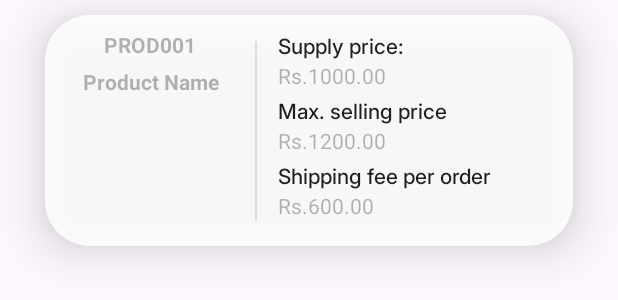
After one commit to Chiranaka/Shop_Link_New, an Android app: the layout sup_single_myproduct_card.xml on its own in the app's theme, with its tools: preview values and no code run, on a phone screen of 412 x 824 dp. The commit adds this screen. Shown: the top 300 px of the screen. Run offline under Robolectric (Android 15) with nearby library versions, the phone set to English and light mode, and no system bars.

```diff
--- a/app/src/main/java/com/example/shoplink/ShopFooter.java
+++ b/app/src/main/java/com/example/shoplink/ShopFooter.java
@@ -1,5 +1,6 @@
 package com.example.shoplink;
 
+import android.annotation.SuppressLint;
 import android.os.Bundle;
 
 import androidx.activity.EdgeToEdge;
@@ -10,6 +11,7 @@ import androidx.core.view.WindowInsetsCompat;
 
 public class ShopFooter extends AppCompatActivity {
 
+    @SuppressLint("MissingInflatedId")
     @Override
     protected void onCreate(Bundle savedInstanceState) {
         super.onCreate(savedInstanceState);
--- a/app/src/main/java/com/example/shoplink/ShopHeader.java
+++ b/app/src/main/java/com/example/shoplink/ShopHeader.java
@@ -1,5 +1,6 @@
 package com.example.shoplink;
 
+import android.annotation.SuppressLint;
 import android.os.Bundle;
 
 import androidx.activity.EdgeToEdge;
@@ -10,6 +11,7 @@ import androidx.core.view.WindowInsetsCompat;
 
 public class ShopHeader extends AppCompatActivity {
 
+    @SuppressLint("MissingInflatedId")
     @Override
     protected void onCreate(Bundle savedInstanceState) {
         super.onCreate(savedInstanceState);
--- /dev/null
+++ b/app/src/main/res/drawable/qrscan.xml
@@ -0,0 +1,5 @@
+<vector xmlns:android="http://schemas.android.com/apk/res/android" android:height="40dp" android:viewportHeight="24" android:viewportWidth="24" android:width="40dp">
+
+    <path android:fillColor="#6D6D6D" android:pathData="m24,11.5c0,0.829 -0.671,1.5 -1.5,1.5L1.5,13c-0.829,0 -1.5,-0.671 -1.5,-1.5s0.671,-1.5 1.5,-1.5h21c0.829,0 1.5,0.671 1.5,1.5ZM1.5,8c0.829,0 1.5,-0.671 1.5,-1.5v-1c0,-1.378 1.122,-2.5 2.5,-2.5h1c0.829,0 1.5,-0.671 1.5,-1.5s-0.671,-1.5 -1.5,-1.5h-1C2.467,0 0,2.467 0,5.5v1c0,0.829 0.671,1.5 1.5,1.5ZM6.5,21h-1c-1.378,0 -2.5,-1.122 -2.5,-2.5v-1c0,-0.829 -0.671,-1.5 -1.5,-1.5s-1.5,0.671 -1.5,1.5v1c0,3.033 2.467,5.5 5.5,5.5h1c0.829,0 1.5,-0.671 1.5,-1.5s-0.671,-1.5 -1.5,-1.5ZM22.5,16c-0.829,0 -1.5,0.671 -1.5,1.5v1c0,1.378 -1.122,2.5 -2.5,2.5h-1c-0.829,0 -1.5,0.671 -1.5,1.5s0.671,1.5 1.5,1.5h1c3.033,0 5.5,-2.467 5.5,-5.5v-1c0,-0.829 -0.671,-1.5 -1.5,-1.5ZM18.5,0h-1c-0.829,0 -1.5,0.671 -1.5,1.5s0.671,1.5 1.5,1.5h1c1.378,0 2.5,1.122 2.5,2.5v1c0,0.829 0.671,1.5 1.5,1.5s1.5,-0.671 1.5,-1.5v-1c0,-3.033 -2.467,-5.5 -5.5,-5.5Z"/>
+
+</vector>
--- /dev/null
+++ b/app/src/main/res/layout/sup_single_myproduct_card.xml
@@ -0,0 +1,158 @@
+<?xml version="1.0" encoding="utf-8"?>
+<androidx.constraintlayout.widget.ConstraintLayout
+    xmlns:android="http://schemas.android.com/apk/res/android"
+    xmlns:app="http://schemas.android.com/apk/res-auto"
+    android:layout_width="match_parent"
+    android:layout_height="match_parent">
+
+    <androidx.cardview.widget.CardView
+        android:layout_width="match_parent"
+        android:layout_height="wrap_content"
+        android:layout_marginLeft="30dp"
+        android:layout_marginRight="30dp"
+        android:layout_marginTop="10dp"
+        android:background="@drawable/custom_edittext"
+        app:cardCornerRadius="30dp"
+        app:cardElevation="20dp"
+        android:alpha="0.85"
+        app:layout_constraintTop_toTopOf="parent">
+
+        <androidx.constraintlayout.widget.ConstraintLayout
+            android:layout_width="match_parent"
+            android:layout_height="wrap_content"
+            android:background="@color/white">
+
+            <TextView
+                android:id="@+id/txtProductId"
+                android:layout_width="120dp"
+                android:layout_height="wrap_content"
+                android:layout_marginStart="10dp"
+                android:layout_marginTop="10dp"
+                android:hint="PROD001"
+                android:textAlignment="center"
+                android:textColor="@color/DarkBlue"
+                android:inputType="textMultiLine"
+                android:textSize="14dp"
+                android:textStyle="bold"
+                app:layout_constraintStart_toStartOf="parent"
+                app:layout_constraintTop_toTopOf="parent" />
+
+            <TextView
+                android:id="@+id/txtProductName"
+                android:layout_width="120dp"
+                android:layout_height="wrap_content"
+                android:layout_marginStart="10dp"
+                android:layout_marginTop="5dp"
+                android:hint="Product Name"
+                android:textAlignment="center"
+                android:textColor="@color/DarkBlue"
+                android:inputType="textMultiLine"
+                android:textSize="14dp"
+                android:textStyle="bold"
+                app:layout_constraintStart_toStartOf="parent"
+                app:layout_constraintTop_toBottomOf="@id/txtProductId" />
+
+            <ImageView
+                android:id="@+id/imgViewItem"
+                android:layout_width="120dp"
+                android:layout_height="80dp"
+                android:layout_marginStart="10dp"
+                android:layout_marginTop="10dp"
+                android:layout_marginBottom="10dp"
+                app:layout_constraintStart_toStartOf="parent"
+                app:layout_constraintTop_toBottomOf="@id/txtProductName"
+                app:layout_constraintBottom_toBottomOf="parent"/>
+
+            <View
+                android:id="@+id/divider"
+                android:layout_width="1dp"
+                android:layout_height="120dp"
+                android:layout_marginStart="10dp"
+                android:background="?android:attr/listDivider"
+                app:layout_constraintStart_toEndOf="@+id/imgViewItem"
+                app:layout_constraintTop_toTopOf="parent"
+                app:layout_constraintBottom_toBottomOf="parent"/>
+
+            <TextView
+                android:id="@+id/textView1"
+                android:layout_width="wrap_content"
+                android:layout_height="wrap_content"
+                android:layout_marginStart="15dp"
+                android:fontFamily="@font/inter_24pt_medium"
+                android:layout_marginTop="10dp"
+                android:text="Supply price:"
+                android:textColor="@color/black"
+                android:textSize="14sp"
+                app:layout_constraintStart_toStartOf="@id/divider"
+                app:layout_constraintTop_toTopOf="parent"/>
+
+            <TextView
+                android:id="@+id/txtSupplyPrice"
+                android:layout_width="100dp"
+                android:layout_height="wrap_content"
+                android:layout_marginStart="15dp"
+                android:hint="Rs.1000.00"
+                android:textColor="@color/black"
+                android:textSize="14sp"
+                app:layout_constraintStart_toStartOf="@id/divider"
+                app:layout_constraintTop_toBottomOf="@id/textView1"/>
+
+            <TextView
+                android:id="@+id/textView6"
+                android:layout_width="wrap_content"
+                android:layout_height="wrap_content"
+                android:layout_marginStart="15dp"
+                android:layout_marginTop="3dp"
+                android:fontFamily="@font/inter_24pt_medium"
+                android:text="Max. selling price"
+                android:textColor="@color/black"
+                android:textSize="14sp"
+                app:layout_constraintStart_toStartOf="@id/divider"
+                app:layout_constraintTop_toBottomOf="@id/txtSupplyPrice"/>
+
+            <TextView
+                android:id="@+id/txtMaxSellPrice"
+                android:layout_width="100dp"
+                android:layout_height="wrap_content"
+                android:layout_marginStart="15dp"
+                android:hint="Rs.1200.00"
+                android:textColor="@color/black"
+                android:textSize="14sp"
+                app:layout_constraintStart_toStartOf="@id/divider"
+                app:layout_constraintTop_toBottomOf="@id/textView6"/>
+
+            <TextView
+                android:id="@+id/textView7"
+                android:layout_width="wrap_content"
+                android:layout_height="wrap_content"
+                android:layout_marginStart="15dp"
+                android:layout_marginTop="3dp"
+                android:fontFamily="@font/inter_24pt_medium"
+                android:text="Shipping fee per order"
+                android:textColor="@color/black"
+                android:textSize="14sp"
+                app:layout_constraintStart_toStartOf="@id/divider"
+                app:layout_constraintTop_toBottomOf="@id/txtMaxSellPrice"/>
+
+            <TextView
+                android:id="@+id/txtShipFeePerOrder"
+                android:layout_width="100dp"
+                android:layout_height="wrap_content"
+                android:layout_marginStart="15dp"
+                android:hint="Rs.600.00"
+                android:textColor="@color/black"
+                android:textSize="14sp"
+                app:layout_constraintStart_toStartOf="@id/divider"
+                app:layout_constraintTop_toBottomOf="@id/textView7"/>
+
+
+
+
+        </androidx.constraintlayout.widget.ConstraintLayout>
+
+
+
+    </androidx.cardview.widget.CardView>
+
+
+</androidx.constraintlayout.widget.ConstraintLayout>
```
Also changed, not shown: app/src/main/res/layout/activity_shop_sign_up_page.xml (+17 -7 lines), app/src/main/res/layout/activity_supp_add_new_product_page.xml (+76 -8 lines).
